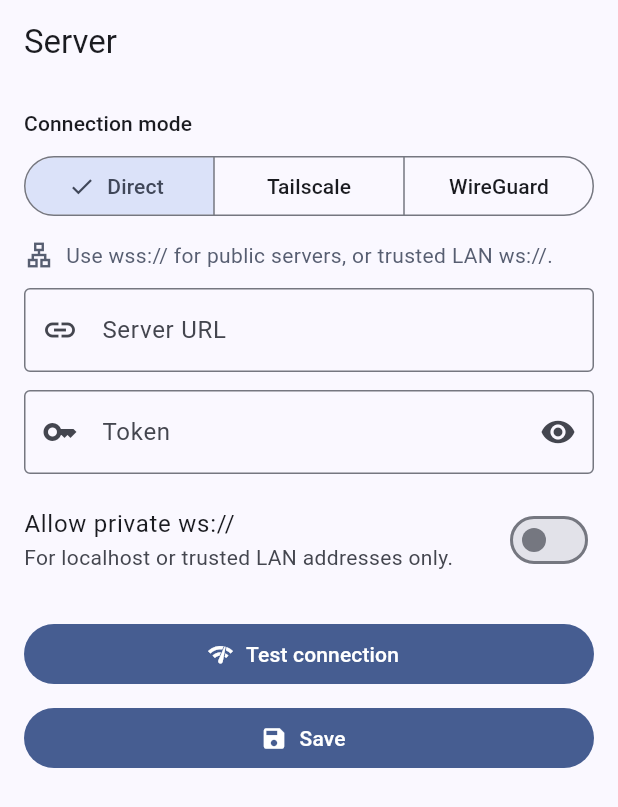
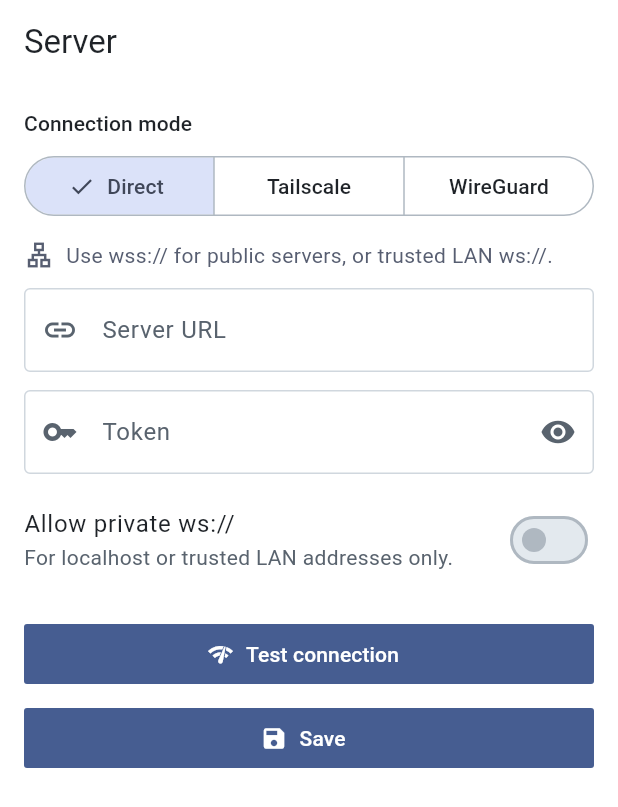
Before and after one commit to tsiendragon/claude-code-mobile, a Flutter app: the screen it shows after launch, on a phone screen of 412 x 824 dp. Shown: the top 807 px of the screen. Run offline on Flutter 3.47's test engine with Material 3 defaults, Android fonts, the phone set to English and light mode, and no system bars; our stand-ins replace flutter_local_notifications, flutter_markdown_plus, flutter_secure_storage; missing offline and left inert: markdown.

Commit message:
feat: graphite + liveWire identity, 2px tool geometry, web parity (v0.1.19)
Land the "machinist's loupe" soul behind WCAG contrast tests.

- Explicit graphite ColorScheme (dark + light) via seed + surface overrides;
  steel-blue primary kept for non-urgent interactive, amber reserved for live.
- Component themes: 0-elevation hairline cards, 2px tool geometry on
  buttons/chips, liveWire focused input border, surfaceTint transparent.
- Brightness-aware liveWire (deeper gold on light for 3:1 non-text contrast).
- theme_contrast_test: WCAG AA body / AA-large muted / 3:1 non-text guards
  on every surface tier, both brightnesses.
- Web console parity: --live amber edge on approval + connection dot,
  :focus-visible ring, prefers-reduced-motion/contrast, color-scheme,
  tabular figures on metrics/log/expiry.
- Bump version to 0.1.19+19.

Co-Authored-By: Claude Opus 4.8 (1M context) <noreply@anthropic.com>

```diff
--- a/app/lib/app.dart
+++ b/app/lib/app.dart
@@ -4,6 +4,7 @@ import 'package:flutter/material.dart';
 import 'package:provider/provider.dart';
 
 import 'core/config/server_config_controller.dart';
+import 'core/theme/ccm_color_scheme.dart';
 import 'core/theme/ccm_motion.dart';
 import 'core/theme/ccm_tokens.dart';
 import 'core/theme/ccm_typography.dart';
@@ -55,18 +56,8 @@ class _CcmAppState extends State<CcmApp> with WidgetsBindingObserver {
   Widget build(BuildContext context) {
     return MaterialApp(
       title: 'ccm',
-      theme: _buildTheme(
-        ColorScheme.fromSeed(
-          seedColor: const Color(0xff1f6feb),
-          brightness: Brightness.light,
-        ),
-      ),
-      darkTheme: _buildTheme(
-        ColorScheme.fromSeed(
-          seedColor: const Color(0xff58a6ff),
-          brightness: Brightness.dark,
-        ),
-      ),
+      theme: _buildTheme(ccmLightScheme()),
+      darkTheme: _buildTheme(ccmDarkScheme()),
       themeMode: ThemeMode.system,
       home: const _BootstrapScreen(),
     );
@@ -75,18 +66,64 @@ class _CcmAppState extends State<CcmApp> with WidgetsBindingObserver {
   /// Builds a theme from [scheme] and registers the CCM token layer.
   ///
   /// `surfaceTint` is disabled so Material 3 stops washing elevated surfaces
-  /// with the primary colour — keeping surfaces neutral so the rationed
-  /// `liveWire` accent is the only chromatic event.
+  /// with the primary colour — keeping surfaces neutral graphite so the
+  /// rationed `liveWire` accent is the only chromatic event. Interactive
+  /// elements use tight 2px tool geometry; panels/cards stay at the panel
+  /// radius with a flat hairline border (no drop shadow).
   ThemeData _buildTheme(ColorScheme scheme) {
-    final tinted = scheme.copyWith(surfaceTint: Colors.transparent);
+    final tokens = CcmTokens.fromScheme(scheme);
+    final toolShape = RoundedRectangleBorder(
+      borderRadius: BorderRadius.circular(2),
+    );
     return ThemeData(
-      colorScheme: tinted,
+      colorScheme: scheme,
       useMaterial3: true,
+      scaffoldBackgroundColor: scheme.surface,
       extensions: <ThemeExtension<dynamic>>[
-        CcmTokens.fromScheme(tinted),
+        tokens,
         CcmTypography.standard(),
         CcmMotion.standard(),
       ],
+      cardTheme: CardThemeData(
+        elevation: 0,
+        color: scheme.surfaceContainerLow,
+        shape: RoundedRectangleBorder(
+          borderRadius: BorderRadius.circular(tokens.radiusPanel),
+          side: BorderSide(color: scheme.outlineVariant),
+        ),
+      ),
+      filledButtonTheme: FilledButtonThemeData(
+        style: FilledButton.styleFrom(shape: toolShape),
+      ),
+      outlinedButtonTheme: OutlinedButtonThemeData(
+        style: OutlinedButton.styleFrom(shape: toolShape),
+      ),
+      elevatedButtonTheme: ElevatedButtonThemeData(
+        style: ElevatedButton.styleFrom(shape: toolShape),
+      ),
+      textButtonTheme: TextButtonThemeData(
+        style: TextButton.styleFrom(shape: toolShape),
+      ),
+      chipTheme: ChipThemeData(
+        shape: RoundedRectangleBorder(
+          borderRadius: BorderRadius.circular(2),
+          side: BorderSide(color: scheme.outlineVariant),
+        ),
+      ),
+      inputDecorationTheme: InputDecorationTheme(
+        border: OutlineInputBorder(
+          borderRadius: BorderRadius.circular(4),
+          borderSide: BorderSide(color: scheme.outlineVariant),
+        ),
+        enabledBorder: OutlineInputBorder(
+          borderRadius: BorderRadius.circular(4),
+          borderSide: BorderSide(color: scheme.outlineVariant),
+        ),
+        focusedBorder: OutlineInputBorder(
+          borderRadius: BorderRadius.circular(4),
+          borderSide: BorderSide(color: tokens.liveWire, width: 2),
+        ),
+      ),
     );
   }
 }
--- /dev/null
+++ b/app/lib/core/theme/ccm_color_scheme.dart
@@ -0,0 +1,52 @@
+import 'package:flutter/material.dart';
+
+/// CCM's deliberate "matte graphite" colour schemes.
+///
+/// Built from a seed (so all the derived Material relationships stay valid)
+/// with the surface ladder, text and borders overridden to a neutral graphite
+/// palette — the steel-blue primary is kept for non-urgent interactive
+/// elements, leaving the warm `liveWire` amber (in [CcmTokens]) as the only
+/// chromatic "the machine is acting" signal. Values reuse GitHub's proven
+/// dark/light palettes, which the web console already uses, for legibility and
+/// cross-surface consistency. `surfaceTint` is transparent so Material applies
+/// no elevation wash.
+
+ColorScheme ccmDarkScheme() {
+  final base = ColorScheme.fromSeed(
+    seedColor: const Color(0xff58a6ff),
+    brightness: Brightness.dark,
+  );
+  return base.copyWith(
+    surface: const Color(0xFF0E1116),
+    surfaceContainerLowest: const Color(0xFF0B0E13),
+    surfaceContainerLow: const Color(0xFF13181F),
+    surfaceContainer: const Color(0xFF161B22),
+    surfaceContainerHigh: const Color(0xFF1C232C),
+    surfaceContainerHighest: const Color(0xFF222B35),
+    onSurface: const Color(0xFFE6EDF3),
+    onSurfaceVariant: const Color(0xFF9DA7B3),
+    outline: const Color(0xFF3A434F),
+    outlineVariant: const Color(0xFF2A313C),
+    surfaceTint: Colors.transparent,
+  );
+}
+
+ColorScheme ccmLightScheme() {
+  final base = ColorScheme.fromSeed(
+    seedColor: const Color(0xff1f6feb),
+    brightness: Brightness.light,
+  );
+  return base.copyWith(
+    surface: const Color(0xFFFFFFFF),
+    surfaceContainerLowest: const Color(0xFFFFFFFF),
+    surfaceContainerLow: const Color(0xFFF6F8FA),
+    surfaceContainer: const Color(0xFFEFF2F5),
+    surfaceContainerHigh: const Color(0xFFEAEEF2),
+    surfaceContainerHighest: const Color(0xFFE3E9EE),
+    onSurface: const Color(0xFF1F2328),
+    onSurfaceVariant: const Color(0xFF59636E),
+    outline: const Color(0xFFAFB8C1),
+    outlineVariant: const Color(0xFFD0D7DE),
+    surfaceTint: Colors.transparent,
+  );
+}
--- a/app/lib/core/theme/ccm_tokens.dart
+++ b/app/lib/core/theme/ccm_tokens.dart
@@ -80,7 +80,9 @@ class CcmTokens extends ThemeExtension<CcmTokens> {
       diffAdd: isDark ? const Color(0xFF3FB950) : const Color(0xFF1A7F37),
       diffRemove: scheme.error,
       diffMeta: scheme.onSurfaceVariant,
-      liveWire: const Color(0xFFE3A008),
+      // Deeper gold on light so the amber clears 3:1 non-text contrast on a
+      // white surface (WCAG 1.4.11) while staying unmistakably "liveWire".
+      liveWire: isDark ? const Color(0xFFE3A008) : const Color(0xFF9A6700),
       liveWireDim: isDark ? const Color(0xFF8A6D1B) : const Color(0xFFB07D12),
       connOk: isDark ? const Color(0xFF3FB950) : const Color(0xFF1A7F37),
       connError: scheme.error,
--- a/app/pubspec.yaml
+++ b/app/pubspec.yaml
@@ -1,7 +1,7 @@
 name: ccm_mobile
 description: Android-focused Flutter MVP client for ccm Bridge Server.
 publish_to: "none"
-version: 0.1.18+18
+version: 0.1.19+19
 
 environment:
   sdk: ">=3.3.0 <4.0.0"
```
Also changed, not shown: 2 other files.
